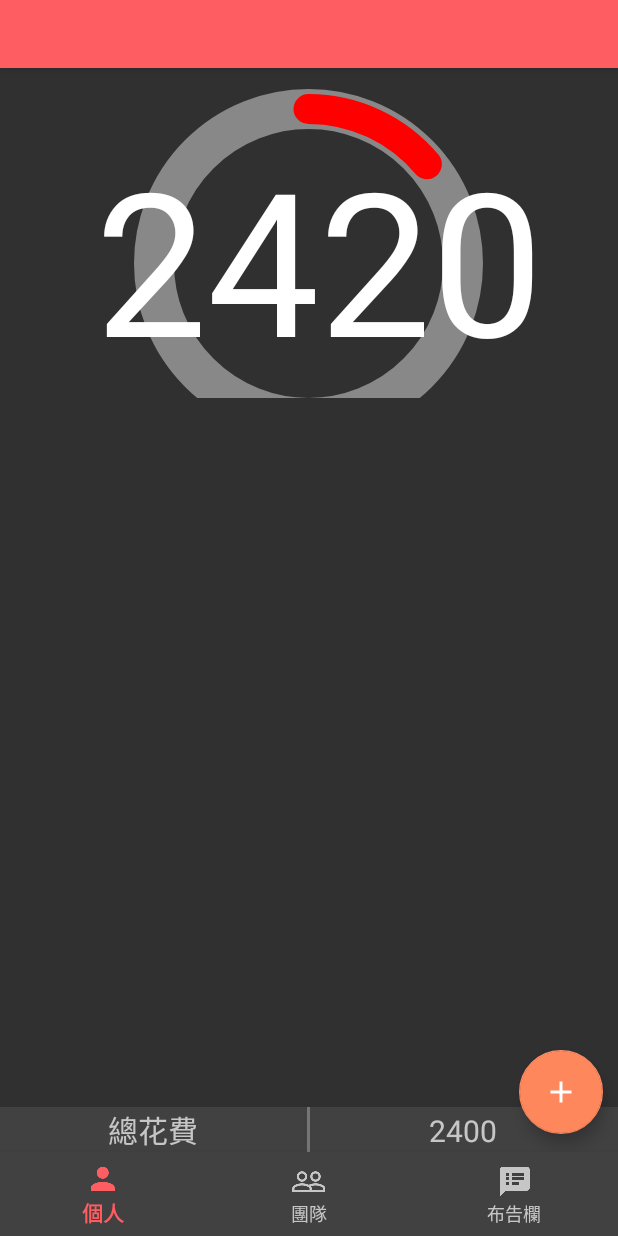
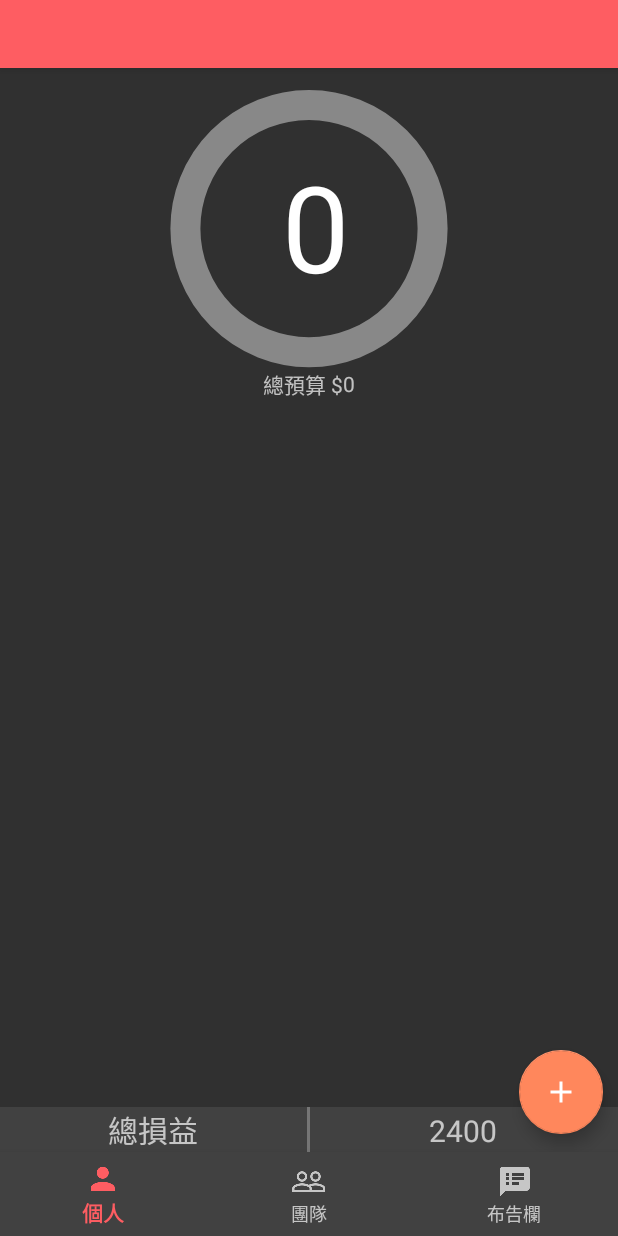
Before and after one commit to kmgs4524/ProjectCraft, an Android app: the fragment FinanceFragment placed in its activity, on a phone screen of 412 x 824 dp. Run offline under Robolectric (Android 15) with nearby library versions, the phone set to English and light mode, and no system bars; our stand-ins replace ButterKnife, CircleImageView, Firebase (no records; nobody signed in at launch, a user with empty details on screens opened directly), Picasso.

Commit message:
完成財務管理顯示總損益、總預算、剩餘預算

```diff
--- a/app/build.gradle
+++ b/app/build.gradle
@@ -46,7 +46,7 @@ dependencies {
     compile 'com.squareup.picasso:picasso:2.5.2'
     compile 'de.hdodenhof:circleimageview:1.3.0'
     compile 'com.getbase:floatingactionbutton:1.10.1'
-    compile 'com.android.support:design:25.3.1'
+    compile 'com.android.support:design:25.0.0'
     compile 'com.github.yalantis:Side-Menu.Android:1.0.1'
     testCompile 'junit:junit:4.12'
     annotationProcessor 'com.jakewharton:butterknife-compiler:8.8.1'
--- a/app/src/main/java/com/example/york/teamcraft/financefragment/ProgressWheel.java
+++ b/app/src/main/java/com/example/york/teamcraft/financefragment/ProgressWheel.java
@@ -15,6 +15,8 @@ import android.util.Log;
 import android.view.View;
 import android.view.ViewTreeObserver;
 
+import com.example.york.teamcraft.R;
+
 /**
  * Created by York on 2017/9/18.
  */
@@ -26,17 +28,17 @@ public class ProgressWheel extends View {
     // 圓環所在的矩形區塊
     private RectF rectF;
     // 圓環的直徑
-    private int diameter;
+    private double diameter;
     // 實際進度條
     private Paint paintProgress;
     private int progressWidth;  // Paint繪圖的寬度
     // 背景圓環
     private Paint paintBackground;
     private int backgroundWidth;    // Paint繪圖的寬度
-
-    int percentNum;
+    // 最大值
+    int max;
+    private Paint textPaint;
     // 圓環中間的文字
-    private Paint textPaint;
     String text;
     float x;    // 繪製文字的x軸位置
     float y;    // 繪製文字的y軸位置
@@ -44,11 +46,10 @@ public class ProgressWheel extends View {
     // 一定要實做多了AttributeSet的Constructor才能夠在xml中使用這個View
     public ProgressWheel(Context context, @Nullable AttributeSet attrs) {
         super(context, attrs);
-        sweepAngle = 50; // 進度條移動的角度
-        startAngle = 270;   // 進度條開始的角度，0度位於右邊的水平線，故270度位於垂直線的上邊
+        progressWidth = 28; // 進度條的寬度
+        backgroundWidth = 30;   // 背景的寬度
+        text = "0";
 
-        progressWidth = 30; // 進度條的寬度
-        backgroundWidth = 40;   // 背景的寬度
         setView();
         setPaintProgress();
         setPaintBackground();
@@ -56,18 +57,26 @@ public class ProgressWheel extends View {
 
     }
 
+    public void setMax(int max) {
+        this.max = max;
+    }
+
+    public void setProgress(int progress) {
+        this.sweepAngle = progress * 360 / max; // 進度條移動的角度，可從比例的內項乘積等於外項乘積公式得來， 360 : x = max : progress
+        this.startAngle = 270;   // 進度條開始的角度，0度位於右邊的水平線，故270度位於垂直線的上邊
+        this.text = "$" + (max  - progress);
+        invalidate();   // 呼叫onDraw()再次繪圖
+    }
+
     public void setRectF (int height, int width) {
-        diameter = width / 2;   // 設定圓環直徑為View的一半寬度
+        diameter = width * 0.4;   // 設定圓環直徑為View的一半寬度
         // 圓環所在的矩形區塊
         // RectF由四個邊(left, top, right, bottom)的float型態座標來代表，width = right - left, height = bottom - top
-        rectF = new RectF(width * 1/4, height / 8, width * 3/4, height * 1/8 + diameter );    // 左邊起點為距離整個View的最左邊到整個寬度的1/4的地方
-    }
-
-    public void setText(String text) {
-        this.text = text;
+        rectF = new RectF(width * (float)0.3, height / 8, width * (float)0.7, height * 1/8 + (float)diameter );    // 左邊起點為距離整個View的最左邊到整個寬度的1/4的地方
     }
 
     public void setTextRect() {
+        try {
             // 圓環中間文字的矩形區塊
             // Rect同RectF, 但座標型態為int
             Rect rect = new Rect(0, 0, 0, 0);
@@ -77,6 +86,9 @@ public class ProgressWheel extends View {
             // 設定文字的起始位置，讓文字對齊圓環中心
             x = rectF.centerX() - rect.width() / 2; // x = 圓環的矩形區塊中心的x座標 - 文字的矩形區塊的1/2寬度
             y = rectF.centerY() + rect.height() / 2;    // y = 圓環的矩形區塊中心的y座標 - 文字的矩形區塊的1/2高度
+        } catch (NullPointerException e) {
+            e.printStackTrace();
+        }
     }
 
     public void setView() {
@@ -95,7 +107,7 @@ public class ProgressWheel extends View {
     // 設定進度條
     public void setPaintProgress() {
         paintProgress = new Paint();    // 進度條的畫筆
-        paintProgress.setColor(Color.RED);
+        paintProgress.setColor(getResources().getColor(R.color.color_primary));
         paintProgress.setAntiAlias(true);   // 設定是否反鋸齒
         paintProgress.setStyle(Paint.Style.STROKE); // 畫筆的樣式, STROKE為空心
         paintProgress.setStrokeWidth(progressWidth);    // 當畫筆樣式為STROKE時, 設置畫筆的寬度
@@ -118,7 +130,7 @@ public class ProgressWheel extends View {
         textPaint = new Paint();
         textPaint.setColor(Color.WHITE);
         textPaint.setTypeface(Typeface.create("sans-serif", Typeface.NORMAL));
-        textPaint.setTextSize(200);
+        textPaint.setTextSize(120);
     }
 
     // invalidate()會觸發此方法
--- a/app/src/main/java/com/example/york/teamcraft/financefragment/view/FinanceFragment.java
+++ b/app/src/main/java/com/example/york/teamcraft/financefragment/view/FinanceFragment.java
@@ -6,16 +6,19 @@ import android.support.design.widget.FloatingActionButton;
 import android.support.v4.app.Fragment;
 import android.support.v7.widget.LinearLayoutManager;
 import android.support.v7.widget.RecyclerView;
+import android.util.Log;
 import android.view.LayoutInflater;
 import android.view.View;
 import android.view.ViewGroup;
+import android.widget.TextView;
 
 import com.example.york.teamcraft.R;
 import com.example.york.teamcraft.accountingitemdialogfragment.AccountingItemFragment;
 import com.example.york.teamcraft.financefragment.ProgressWheel;
 import com.example.york.teamcraft.financefragment.model.AccountingItem;
+import com.example.york.teamcraft.financefragment.viewmodel.SetBudget;
 import com.example.york.teamcraft.financefragment.viewmodel.SetFloatingButton;
-import com.example.york.teamcraft.financefragment.viewmodel.SetRecyclerViewData;
+import com.example.york.teamcraft.financefragment.viewmodel.SetAccountingItem;
 
 import java.util.ArrayList;
 
@@ -27,6 +30,10 @@ public class FinanceFragment extends Fragment implements FinanceView {
     // view
     @BindView(R.id.progress_bar_remaining_amount)
     ProgressWheel progressWheel;
+    @BindView(R.id.txt_budget)
+    TextView txtBudget;
+    @BindView(R.id.txt_total_cost)
+    TextView txtTotalCost;
     @BindView(R.id.fab_add_accounting_item)
     FloatingActionButton fabAddItem;
     @BindView(R.id.recycler_view_accounting)
@@ -34,7 +41,8 @@ public class FinanceFragment extends Fragment implements FinanceView {
     private RecyclerView.Adapter<AccountingItemViewHolder> adapter;
     private RecyclerView.LayoutManager layoutManager;
     // view model
-    private SetRecyclerViewData setRecyclerViewData;
+    private SetBudget setBudget;
+    private SetAccountingItem setAccountingItem;
     private SetFloatingButton setFloatingButton;
 
     public static FinanceFragment newInstance() {
@@ -56,13 +64,25 @@ public class FinanceFragment extends Fragment implements FinanceView {
         View view = inflater.inflate(R.layout.team_fragment_finance, container, false);
         ButterKnife.bind(this, view);
 
-        setRecyclerViewData = new SetRecyclerViewData(this);
-        setRecyclerViewData.setRecyclerViewData();
+        setBudget = new SetBudget(this);
+        setBudget.setData();
+        setAccountingItem = new SetAccountingItem(this);
+        setAccountingItem.setRecyclerViewData();
         setFloatingButton = new SetFloatingButton(this);
         setFloatingButton.setFinanceView();
-        progressWheel.setText("2420");
 
         return view;
+    }
+
+    @Override
+    public void initProgressBar(int budget, int totalCost) {
+        progressWheel.setMax(budget);
+        progressWheel.setProgress(-totalCost);
+    }
+
+    @Override
+    public void initTxtBuget(int budget) {
+        txtBudget.setText(Integer.toString(budget));
     }
 
     @Override
@@ -71,6 +91,11 @@ public class FinanceFragment extends Fragment implements FinanceView {
         layoutManager = new LinearLayoutManager(getContext());
         recyclerAcct.setAdapter(adapter);
         recyclerAcct.setLayoutManager(layoutManager);
+    }
+
+    @Override
+    public void initTxtTotalCost(int cost) {
+        txtTotalCost.setText(Integer.toString(cost));
     }
 
     @Override
--- a/app/src/main/java/com/example/york/teamcraft/financefragment/view/FinanceView.java
+++ b/app/src/main/java/com/example/york/teamcraft/financefragment/view/FinanceView.java
@@ -9,6 +9,9 @@ import java.util.ArrayList;
  */
 
 public interface FinanceView {
+    public abstract void initProgressBar(int budget, int totalCost);
+    public abstract void initTxtBuget(int budget);
     public abstract void initRecyclerView(ArrayList<AccountingItem> list);
+    public abstract void initTxtTotalCost(int cost);
     public abstract void initFab();
 }
--- a/app/src/main/java/com/example/york/teamcraft/financefragment/viewmodel/SetRecyclerViewData.java
+++ b/app/src/main/java/com/example/york/teamcraft/financefragment/viewmodel/SetAccountingItem.java
@@ -13,10 +13,10 @@ import java.util.ArrayList;
  * Created by York on 2017/11/5.
  */
 
-public class SetRecyclerViewData {
+public class SetAccountingItem {
     private FinanceView financeView;
 
-    public SetRecyclerViewData(FinanceView view) {
+    public SetAccountingItem(FinanceView view) {
         this.financeView = view;
     }
 
@@ -28,12 +28,18 @@ public class SetRecyclerViewData {
                 ReadTeamFinance readTeamFinance = new ReadTeamFinance();
                 readTeamFinance.getAccountingItem(data.getTeamId(), new CallBack<ArrayList<AccountingItem>>() {
                     @Override
-                    public void update(ArrayList<AccountingItem> data) {
-                        financeView.initRecyclerView(data);
+                    public void update(ArrayList<AccountingItem> itemList) {
+                        // 設定品項資料
+                        financeView.initRecyclerView(itemList);
+                        // 設定總花費
+                        int totalCost = 0;
+                        for(AccountingItem item: itemList) {
+                            totalCost = totalCost + item.getAmount();
+                        }
+                        financeView.initTxtTotalCost(totalCost);
                     }
                 });
             }
         });
-
     }
 }
--- /dev/null
+++ b/app/src/main/java/com/example/york/teamcraft/financefragment/viewmodel/SetBudget.java
@@ -0,0 +1,59 @@
+package com.example.york.teamcraft.financefragment.viewmodel;
+
+import android.util.Log;
+
+import com.example.york.teamcraft.CallBack;
+import com.example.york.teamcraft.financefragment.model.AccountingItem;
+import com.example.york.teamcraft.financefragment.model.ReadTeamBudget;
+import com.example.york.teamcraft.financefragment.model.ReadTeamFinance;
+import com.example.york.teamcraft.financefragment.view.FinanceView;
+import com.example.york.teamcraft.teammanage.model.ReadUser;
+import com.example.york.teamcraft.teammanage.model.User;
+
+import java.util.ArrayList;
+
+/**
+ * Created by York on 2017/11/13.
+ */
+
+public class SetBudget {
+    // model
+    ReadTeamBudget readTeamBudget;
+    ReadTeamFinance readTeamFinance;
+    ReadUser readUser;
+    // view
+    FinanceView financeView;
+
+    public SetBudget(FinanceView view) {
+        this.financeView = view;
+    }
+
+    public void setData() {
+        readUser = new ReadUser();
+        readUser.getUserData(new CallBack<User>() {
+            @Override
+            public void update(final User user) {
+                readTeamBudget = new ReadTeamBudget();
+                readTeamBudget.getBudget(user.getTeamId(), new CallBack<Integer>() {
+                    @Override
+                    public void update(final Integer budget) {
+                        // 設定總預算金額
+                        financeView.initTxtBuget(budget);
+                        // 設定ProgressWheel的數值
+                        readTeamFinance = new ReadTeamFinance();
+                        readTeamFinance.getCostItem(user.getTeamId(), new CallBack<ArrayList<AccountingItem>>() {
+                            @Override
+                            public void update(ArrayList<AccountingItem> costItemList) {
+                                int totalCost = 0;
+                                for(AccountingItem costItem: costItemList) {
+                                    totalCost = totalCost + costItem.getAmount();
+                                }
+                                financeView.initProgressBar(budget, totalCost);
+                            }
+                        });
+                    }
+                });
+            }
+        });
+    }
+}
--- a/app/src/main/res/layout/team_fragment_finance.xml
+++ b/app/src/main/res/layout/team_fragment_finance.xml
@@ -13,14 +13,35 @@
     <com.example.york.teamcraft.financefragment.ProgressWheel
         android:id="@+id/progress_bar_remaining_amount"
         android:layout_width="wrap_content"
-        android:layout_height="220dp"
+        android:layout_height="200dp"
         android:layout_below="@+id/toolbar" />
+
+    <LinearLayout
+        android:id="@+id/linear_layout_total_budget"
+        android:layout_width="match_parent"
+        android:layout_height="wrap_content"
+        android:layout_below="@+id/progress_bar_remaining_amount"
+        android:gravity="center">
+
+        <TextView
+            android:layout_width="wrap_content"
+            android:layout_height="wrap_content"
+            android:layout_below="@+id/progress_bar_remaining_amount"
+            android:layout_centerHorizontal="true"
+            android:text="總預算 $"/>
+
+        <TextView
+            android:id="@+id/txt_budget"
+            android:layout_width="wrap_content"
+            android:layout_height="wrap_content"
+            android:text="0"/>
+    </LinearLayout>
 
     <android.support.v7.widget.RecyclerView
         android:id="@+id/recycler_view_accounting"
         android:layout_width="385dp"
         android:layout_height="wrap_content"
-        android:layout_below="@+id/progress_bar_remaining_amount"
+        android:layout_below="@+id/linear_layout_total_budget"
         android:layout_above="@+id/linear_layout_total_amount"
         android:padding="8dp">
     </android.support.v7.widget.RecyclerView>
@@ -38,7 +59,7 @@
             android:layout_height="wrap_content"
             android:gravity="center"
             android:textSize="20sp"
-            android:text="總花費"/>
+            android:text="總損益"/>
 
         <View
             android:layout_weight="0.01"
@@ -47,6 +68,7 @@
             android:background="@color/secondary_text"/>
 
         <TextView
+            android:id="@+id/txt_total_cost"
             android:layout_weight="2"
             android:layout_width="0dp"
             android:layout_height="wrap_content"
--- a/app/src/main/res/values/styles.xml
+++ b/app/src/main/res/values/styles.xml
@@ -70,7 +70,7 @@
         <item name="android:layout_alignParentRight">true</item>
         <item name="android:layout_marginBottom">12dp</item>
         <item name="android:layout_marginRight">10dp</item>
-        <item name="android:colorBackground">@color/color_primary</item>
+        <item name="android:background">@color/color_primary</item>
     </style>
 
     <!-- 小組目標標題 -->
```
Also changed, not shown: app/src/main/java/com/example/york/teamcraft/financefragment/model/ReadTeamBudget.java (added, +33 -0 lines), app/src/main/java/com/example/york/teamcraft/financefragment/model/ReadTeamFinance.java (+26 -1 lines), app/src/main/res/layout/team_activity_post_content.xml (+5 -2 lines). Lines whose indentation alone changed are shown as unchanged.
